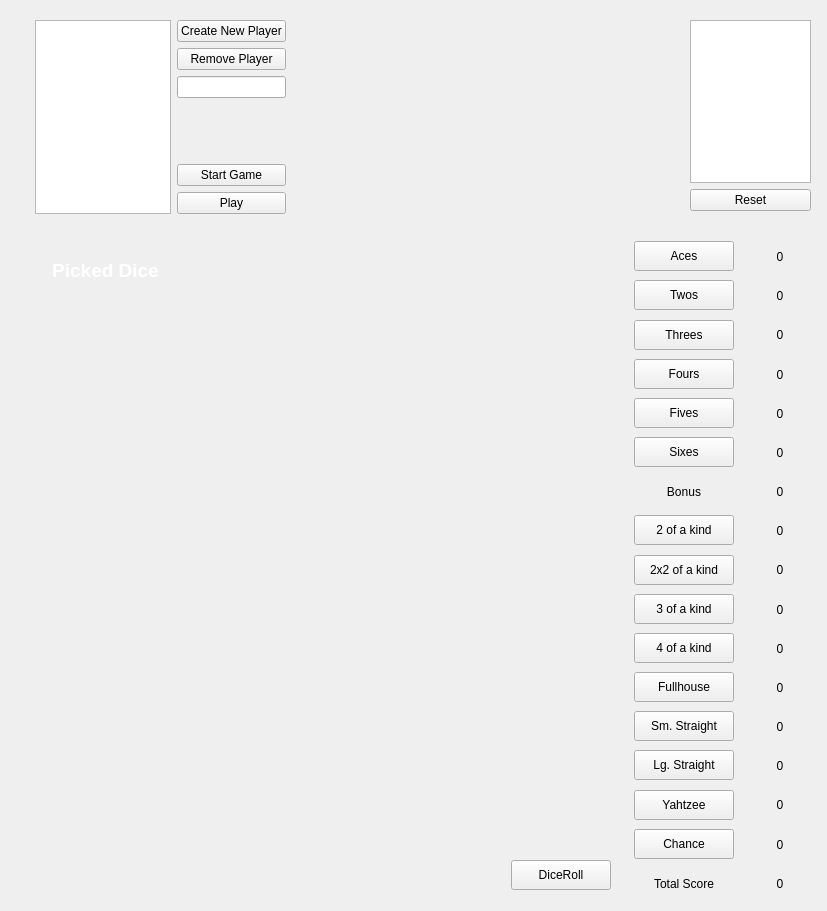
The window that GUI.ui (MoVo01/Kniffel) describes before a commit, drawn with Qt 5.
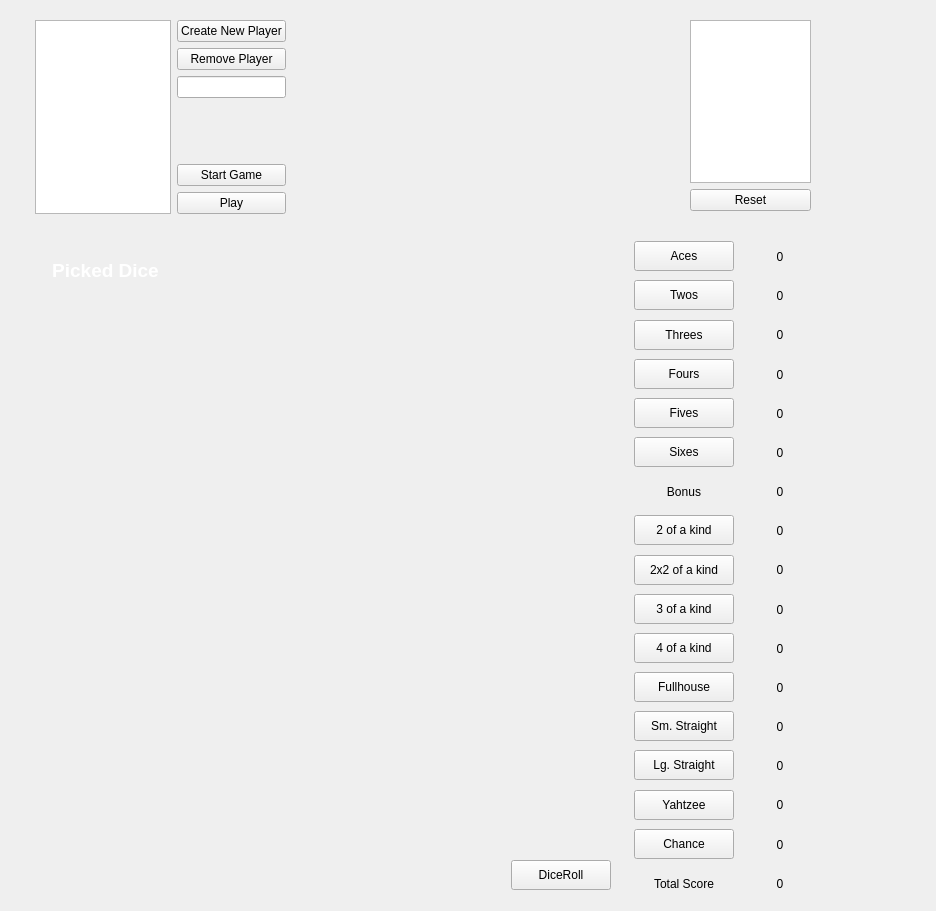
The same window after the commit. Custom widgets are drawn as their Qt base class.

Diff of the .ui file:
```diff
--- a/GUI.ui
+++ b/GUI.ui
@@ -6,7 +6,7 @@
    <rect>
     <x>0</x>
     <y>0</y>
-    <width>827</width>
+    <width>936</width>
     <height>911</height>
    </rect>
   </property>
```
Left out of the diff: 28 changed lines with no effect on the pictures.
